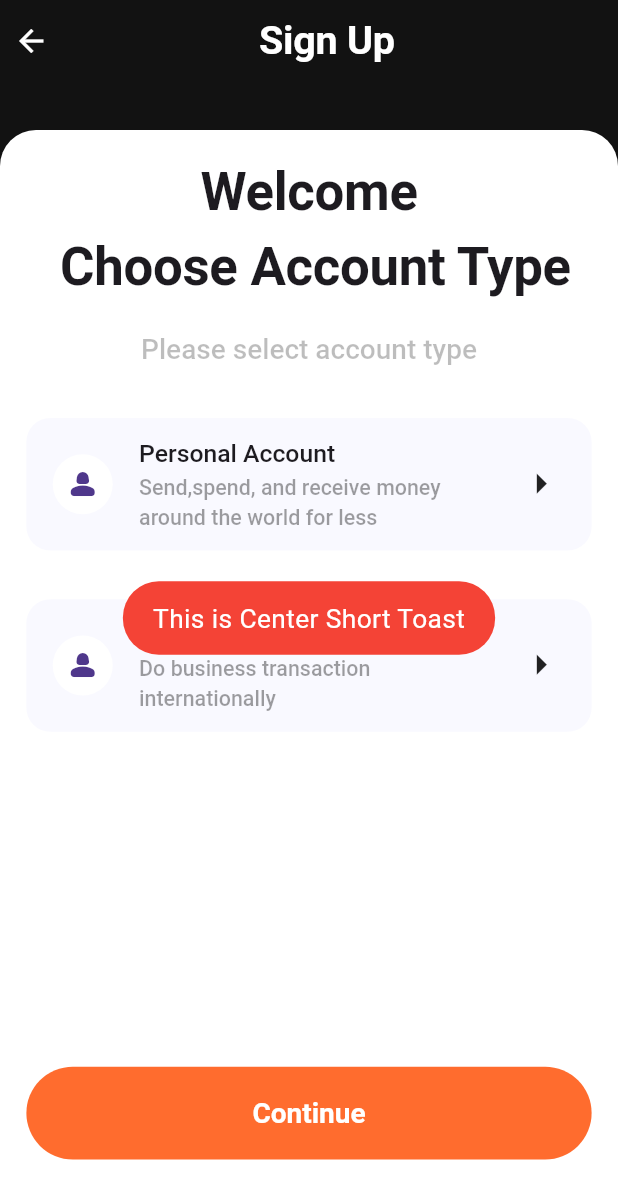
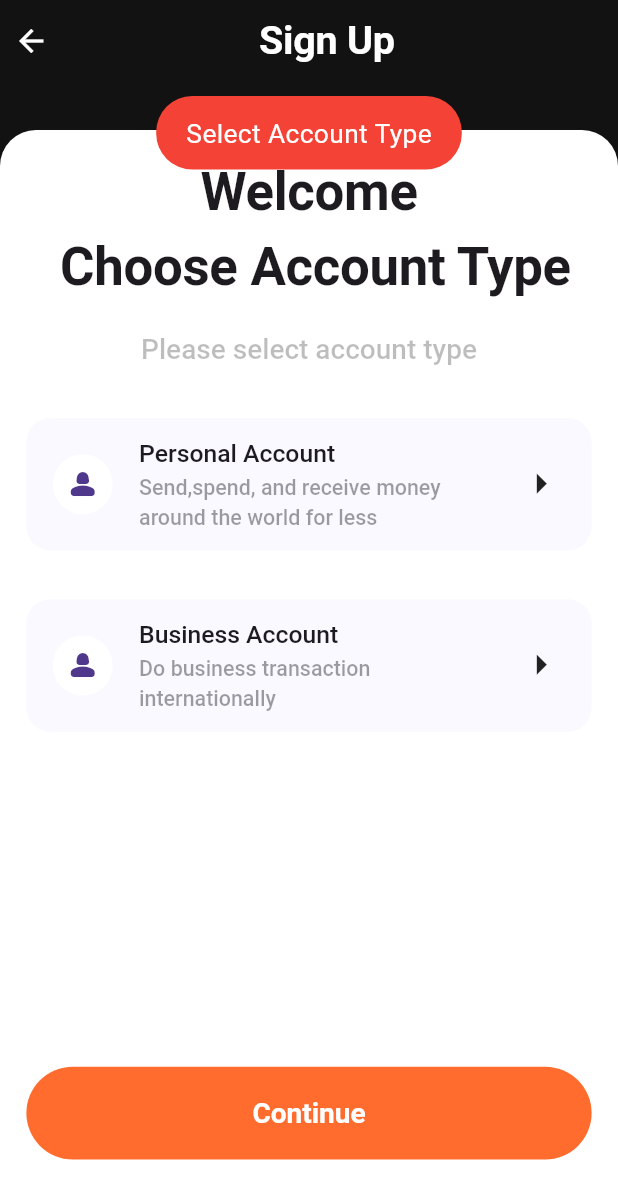
Before and after one commit to FillloPay-Fintech/FillloMobile, a Flutter app: the SignupScreen screen opened directly, after a tap on "Continue", on a phone screen of 412 x 824 dp. Shown: the top 1199 px of the screen. Run offline on Flutter 3.47's test engine with Material 3 defaults, Android fonts, the phone set to English and light mode, and no system bars; our stand-ins replace fluttertoast, gap, smooth_page_indicator; Roboto replaces fonts that are missing (SF_DISPLAY_PRO).

Commit message:
fix(signup): navigation to create account screen and toast changes

```diff
--- a/lib/views/screens/signup.dart
+++ b/lib/views/screens/signup.dart
@@ -1,4 +1,5 @@
 import 'package:filllo_mobile/controllers/sign_up_controller.dart';
+import 'package:filllo_mobile/views/screens/create_account.dart';
 import 'package:filllo_mobile/views/utils/colours.dart';
 import 'package:filllo_mobile/views/utils/mediaquery.dart';
 import 'package:filllo_mobile/views/utils/typography.dart';
@@ -179,13 +180,20 @@ class SignupScreen extends StatelessWidget {
                             onTap: () {
                               if (value.accountType == null) {
                                 return Fluttertoast.showToast(
-                                    msg: "This is Center Short Toast",
-                                    toastLength: Toast.LENGTH_SHORT,
-                                    gravity: ToastGravity.CENTER,
+                                    msg: "Select Account Type",
+                                    fontAsset:
+                                        "assets/fonts/sf_pro_display/SFPRODISPLAYBOLD.otf",
+                                    toastLength: Toast.LENGTH_LONG,
+                                    gravity: ToastGravity.TOP,
                                     timeInSecForIosWeb: 1,
                                     backgroundColor: Colors.red,
                                     textColor: Colors.white,
                                     fontSize: SizeConfig.scaleText(16));
+                              } else {
+                                Navigator.of(context).push(MaterialPageRoute(
+                                  builder: (context) =>
+                                      const CreateAccountScreen(),
+                                ));
                               }
                             });
                       }),
```
